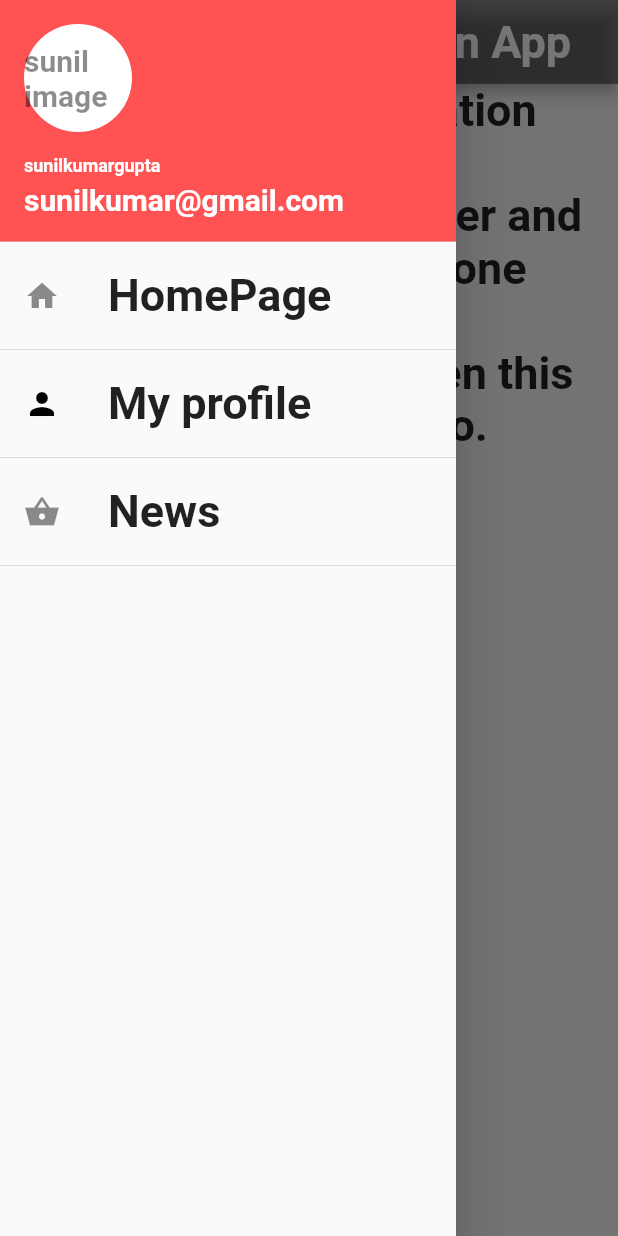
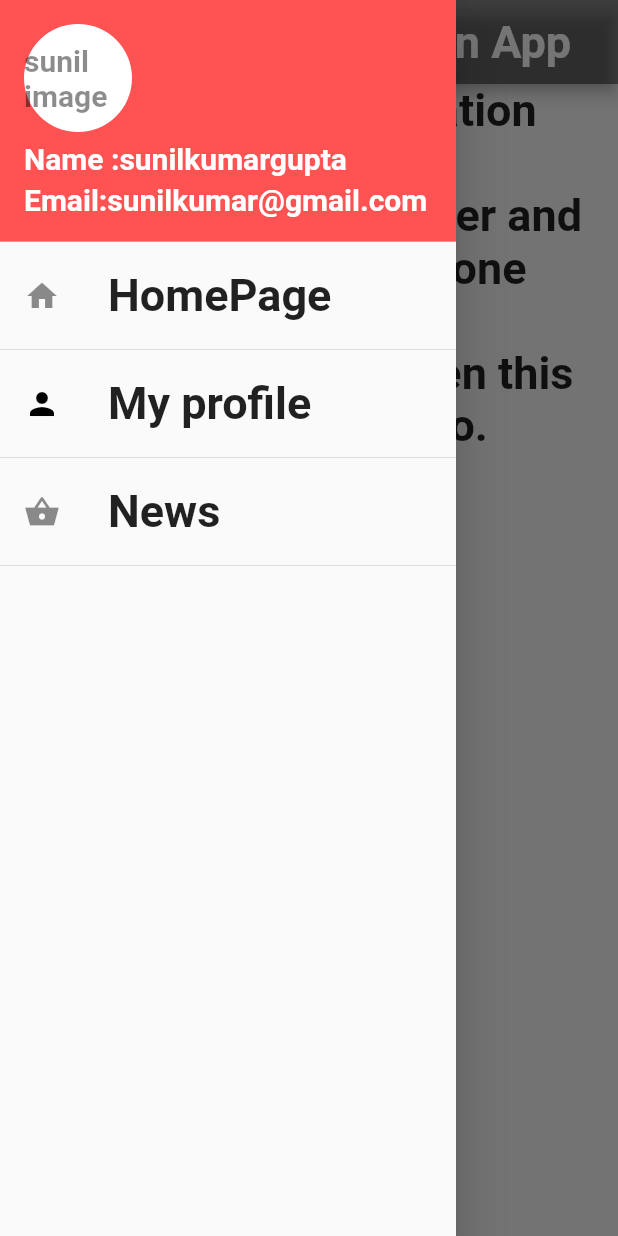
Before and after one commit to Sunil-731820/flutter_navigation_drawer_app, a Flutter app: the screen it shows after launch, with the side drawer open, on a phone screen of 412 x 824 dp. Run offline on Flutter 3.47's test engine with Material 2 defaults, Android fonts, the phone set to English and light mode, and no system bars.

Commit message:
again commited

```diff
--- a/lib/homepage.dart
+++ b/lib/homepage.dart
@@ -29,11 +29,11 @@ class HomePage extends StatelessWidget {
             UserAccountsDrawerHeader(
               decoration: BoxDecoration(color: Colors.redAccent),
               accountName: Text(
-                "sunilkumargupta",
-                style: TextStyle(fontSize: 12, fontWeight: FontWeight.bold),
+                "Name :sunilkumargupta",
+                style: TextStyle(fontSize: 20, fontWeight: FontWeight.bold),
               ),
               accountEmail: Text(
-                "sunilkumar@gmail.com",
+                "Email:sunilkumar@gmail.com",
                 style: TextStyle(fontSize: 20, fontWeight: FontWeight.bold),
               ),
               currentAccountPicture: GestureDetector(
--- a/lib/news.dart
+++ b/lib/news.dart
@@ -6,7 +6,7 @@ class News extends StatelessWidget {
   @override
   Widget build(BuildContext context) {
     String newsdetail = """
-    this is the news part to see when we click on the new
+    this is the news part to see when we click on the news
     which is present in the drawer """;
     return Scaffold(
       appBar: AppBar(
```
